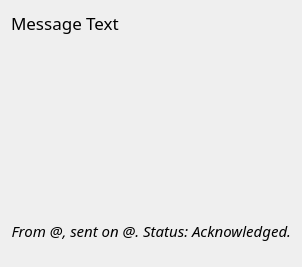
Above: src/widgets/textchatwidgetitem.ui from blizzard4591/openMittsu before the change. Below: the same form after it.
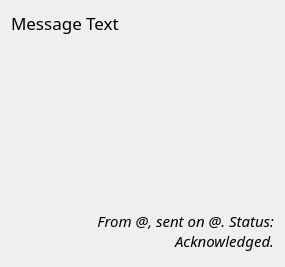
That is the form after the change.

Commit message: Fixed issue with italic font going out of bounds (by adding a space at the end). Enabled word wrap on Location and textchatwidgetitem.

Diff of the .ui file:
```diff
--- a/src/widgets/textchatwidgetitem.ui
+++ b/src/widgets/textchatwidgetitem.ui
@@ -97,6 +97,9 @@
      <property name="alignment">
       <set>Qt::AlignRight|Qt::AlignTrailing|Qt::AlignVCenter</set>
      </property>
+     <property name="wordWrap">
+      <bool>true</bool>
+     </property>
      <property name="textInteractionFlags">
       <set>Qt::LinksAccessibleByMouse|Qt::TextSelectableByKeyboard|Qt::TextSelectableByMouse</set>
      </property>
```
The commit also changes 2 other files.
